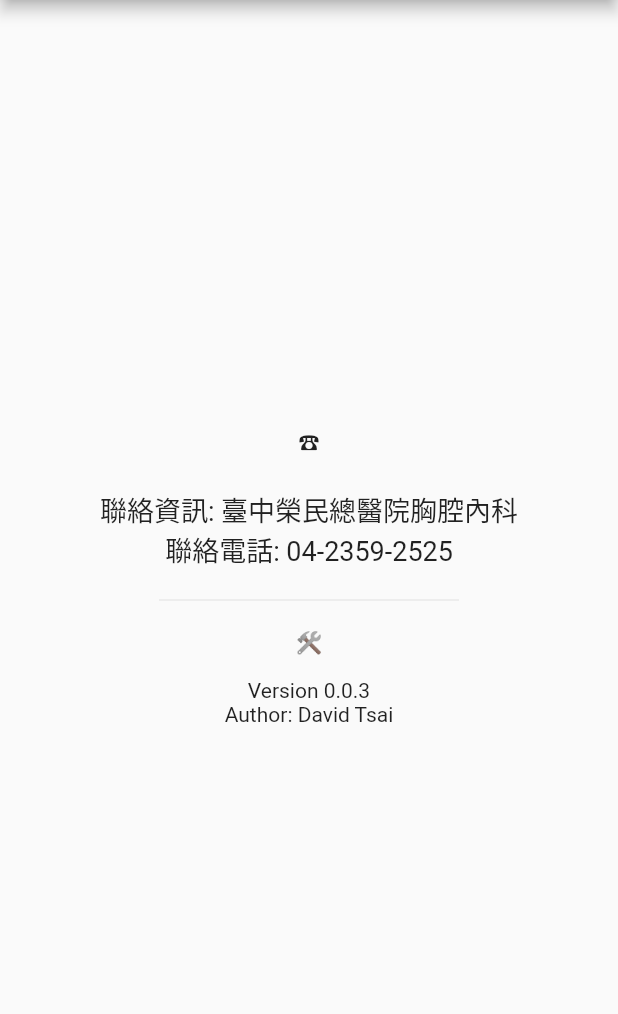
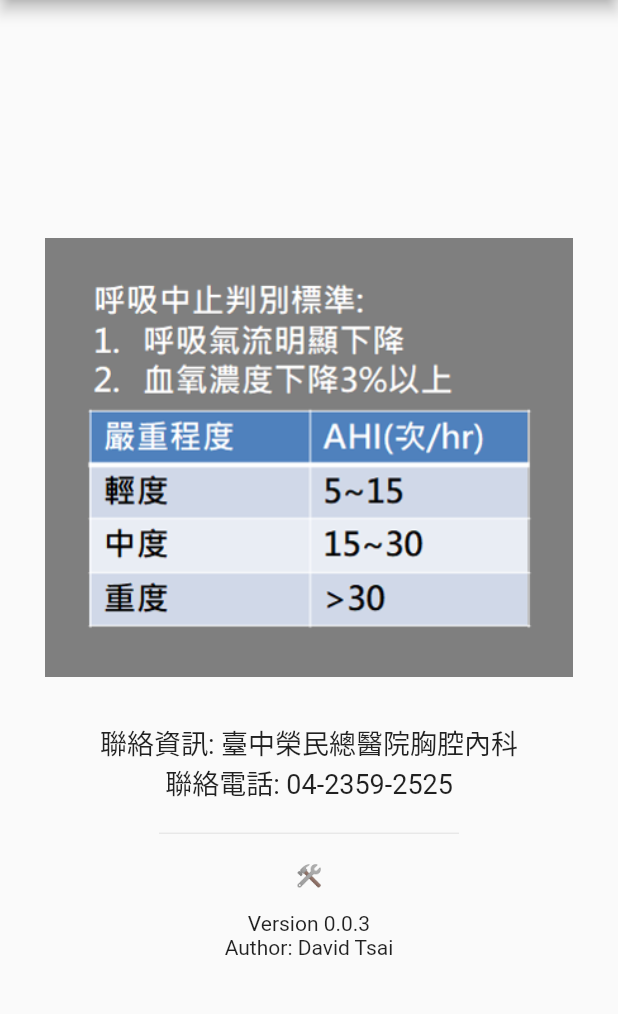
Before and after one commit to david90103/bluetooth_flutter, a Flutter app: the DetailsPage screen opened by its route, on a phone screen of 412 x 824 dp, the part 84-1098 px from its top. Run offline on Flutter 3.47's test engine with Material 2 defaults, Android fonts, the phone set to English and light mode, and no system bars; our stand-ins replace charts_flutter, flutter_bluetooth_serial, flutter_spinkit, font_awesome_flutter, sqflite; accounts and stored records are empty; Roboto replaces fonts that are missing (Nunito).

Commit message:
[add]details page image

```diff
--- a/lib/details.dart
+++ b/lib/details.dart
@@ -14,7 +14,10 @@ class DetailsPage extends StatelessWidget {
           mainAxisAlignment: MainAxisAlignment.center,
           crossAxisAlignment: CrossAxisAlignment.center,
           children: <Widget>[
-            Text('☎️\n'),
+            Padding(
+              padding: EdgeInsets.all(30),
+              child: Image.asset('assets/ahi_info.png'),
+            ),
             Text('聯絡資訊: 臺中榮民總醫院胸腔內科', style: TextStyle(fontSize: 18)),
             Text('聯絡電話: 04-2359-2525', style: TextStyle(fontSize: 18)),
             SizedBox(
--- a/lib/home.dart
+++ b/lib/home.dart
@@ -270,6 +270,10 @@ class HomePageState extends State<HomePage> {
                 onPressed: () {
                   setState(() {
                     recording = !recording;
+                    if (!recording) {
+                      //完成後切換到歷史紀錄頁面
+                      Navigator.pushNamed(context, '/history');
+                    }
                   });
                 },
                 padding: EdgeInsets.symmetric(vertical: 13.0, horizontal: 50.0),
```
Also changed, not shown: assets/ahi_info.png (added).
